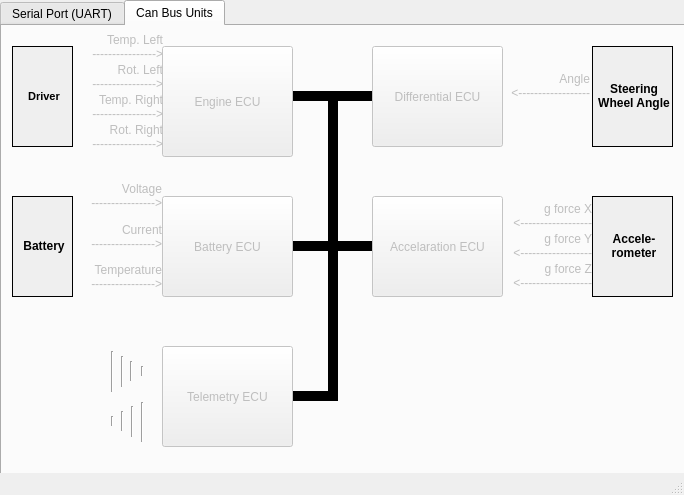
Qt form mainwindow.ui (RGNagel/qt-can-network-visualization-by-serial-port) before a commit.
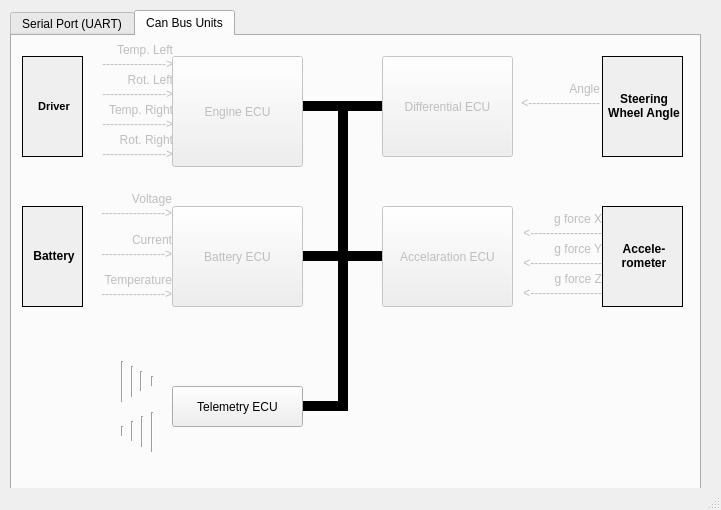
The same form after that commit. Icons and pictures are not drawn.

```diff
--- a/mainwindow.ui
+++ b/mainwindow.ui
@@ -6,8 +6,8 @@
    <rect>
     <x>0</x>
     <y>0</y>
-    <width>684</width>
-    <height>495</height>
+    <width>721</width>
+    <height>510</height>
    </rect>
   </property>
   <property name="sizePolicy">
@@ -26,8 +26,8 @@
     </property>
     <property name="geometry">
      <rect>
-      <x>0</x>
-      <y>0</y>
+      <x>10</x>
+      <y>10</y>
       <width>691</width>
       <height>481</height>
      </rect>
@@ -675,14 +675,14 @@
      </widget>
      <widget class="QPushButton" name="Telemetry_ECU">
       <property name="enabled">
-       <bool>false</bool>
+       <bool>true</bool>
       </property>
       <property name="geometry">
        <rect>
         <x>160</x>
-        <y>320</y>
+        <y>350</y>
         <width>131</width>
-        <height>101</height>
+        <height>41</height>
        </rect>
       </property>
       <property name="cursor">
```
Left out of the diff: 16 changed lines with no effect on the pictures.
